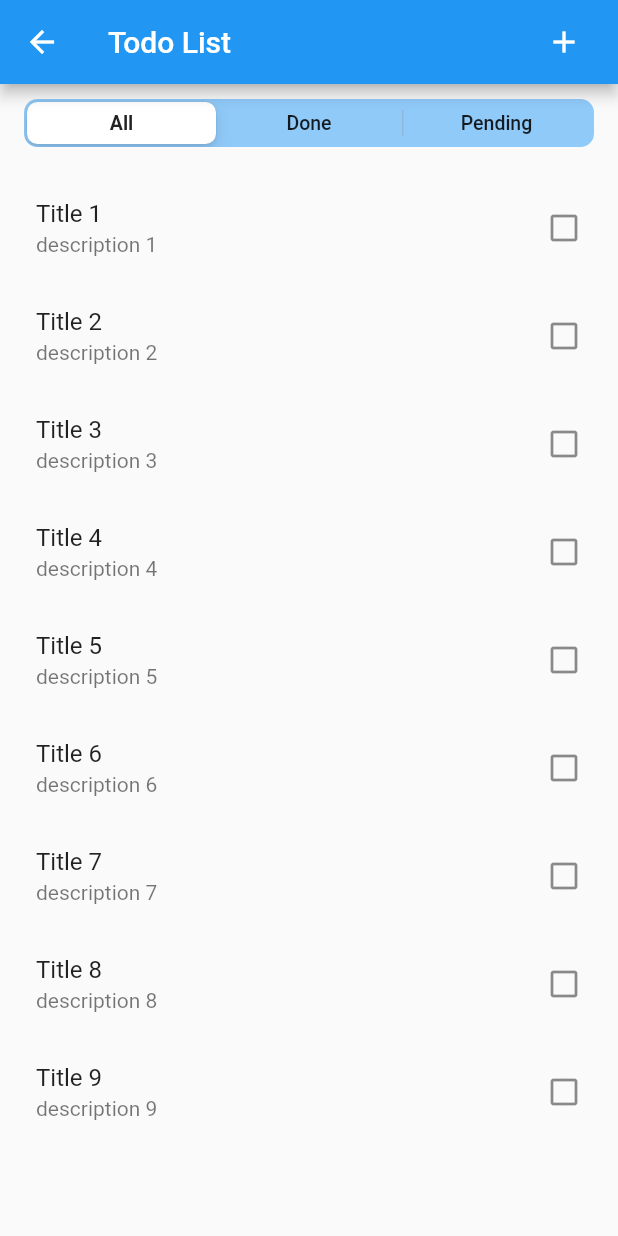
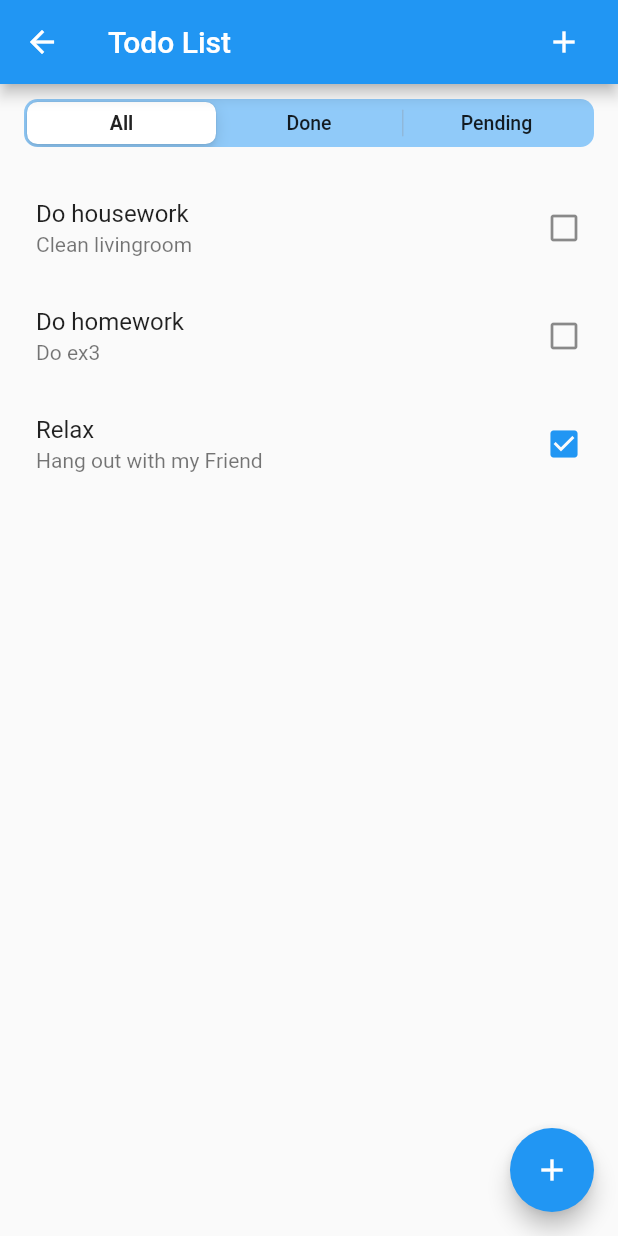
Before and after one commit to NguyenTanPhucK11/flutter-200lab, a Flutter app: the screen it shows after launch, after a tap on "Ex3", on a phone screen of 412 x 824 dp. Run offline on Flutter 3.47's test engine with Material 2 defaults, Android fonts, the phone set to English and light mode, and no system bars.

Commit message:
Day2-ex3 : add new Todo

```diff
--- a/lib/main.dart
+++ b/lib/main.dart
@@ -1,5 +1,7 @@
 import 'package:demo/screens/exercise_screen.dart';
 import 'package:flutter/material.dart';
+import 'package:provider/provider.dart';
+import './providers/todos.dart';
 
 void main() {
   runApp(MyApp());
@@ -9,106 +11,19 @@ class MyApp extends StatelessWidget {
   // This widget is the root of your application.
   @override
   Widget build(BuildContext context) {
-    return MaterialApp(
-      title: 'Flutter Demo',
-      theme: ThemeData(
-        // This is the theme of your application.
-        //
-        // Try running your application with "flutter run". You'll see the
-        // application has a blue toolbar. Then, without quitting the app, try
-        // changing the primarySwatch below to Colors.green and then invorke
-        // "hot reload" (press "r" in the console where you ran "flutter run",
-        // or simply save your changes to "hot reload" in a Flutter IDE).
-        // Notice that the counter didn't reset back to zero; the application
-        // is not restarted.
-        primarySwatch: Colors.blue,
+    return MultiProvider(
+      providers: [
+        ChangeNotifierProvider.value(
+          value: Todos(),
+        ),
+      ],
+      child: MaterialApp(
+        title: 'Flutter Demo',
+        theme: ThemeData(
+          primarySwatch: Colors.blue,
+        ),
+        home: Exercise(),
       ),
-      home: Exercise(),
     );
   }
 }
-
-class MyHomePage extends StatefulWidget {
-  MyHomePage({Key key, this.title}) : super(key: key);
-
-  // This widget is the home page of your application. It is stateful, meaning
-  // that it has a State object (defined below) that contains fields that affect
-  // how it looks.
-
-  // This class is the configuration for the state. It holds the values (in this
-  // case the title) provided by the parent (in this case the App widget) and
-  // used by the build method of the State. Fields in a Widget subclass are
-  // always marked "final".
-
-  final String title;
-
-  @override
-  _MyHomePageState createState() => _MyHomePageState();
-}
-
-class _MyHomePageState extends State<MyHomePage> {
-  int _counter = 0;
-
-  void _incrementCounter() {
-    setState(() {
-      // This call to setState tells the Flutter framework that something has
-      // changed in this State, which causes it to rerun the build method below
-      // so that the display can reflect the updated values. If we changed
-      // _counter without calling setState(), then the build method would not be
-      // called again, and so nothing would appear to happen.
-      _counter++;
-    });
-  }
-
-  @override
-  Widget build(BuildContext context) {
-    // This method is rerun every time setState is called, for instance as done
-    // by the _incrementCounter method above.
-    //
-    // The Flutter framework has been optimized to make rerunning build methods
-    // fast, so that you can just rebuild anything that needs updating rather
-    // than having to individually change instances of widgets.
-    return Scaffold(
-      appBar: AppBar(
-        // Here we take the value from the MyHomePage object that was created by
-        // the App.build method, and use it to set our appbar title.
-        title: Text(widget.title),
-      ),
-      body: Center(
-        // Center is a layout widget. It takes a single child and positions it
-        // in the middle of the parent.
-        child: Column(
-          // Column is also a layout widget. It takes a list of children and
-          // arranges them vertically. By default, it sizes itself to fit its
-          // children horizontally, and tries to be as tall as its parent.
-          //
-          // Invoke "debug painting" (press "p" in the console, choose the
-          // "Toggle Debug Paint" action from the Flutter Inspector in Android
-          // Studio, or the "Toggle Debug Paint" command in Visual Studio Code)
-          // to see the wireframe for each widget.
-          //
-          // Column has various properties to control how it sizes itself and
-          // how it positions its children. Here we use mainAxisAlignment to
-          // center the children vertically; the main axis here is the vertical
-          // axis because Columns are vertical (the cross axis would be
-          // horizontal).
-          mainAxisAlignment: MainAxisAlignment.center,
-          children: <Widget>[
-            Text(
-              'You have pushed the button this many times:',
-            ),
-            Text(
-              '$_counter',
-              style: Theme.of(context).textTheme.headline4,
-            ),
-          ],
-        ),
-      ),
-      floatingActionButton: FloatingActionButton(
-        onPressed: _incrementCounter,
-        tooltip: 'Increment',
-        child: Icon(Icons.add),
-      ), // This trailing comma makes auto-formatting nicer for build methods.
-    );
-  }
-}
--- a/lib/providers/todo.dart
+++ b/lib/providers/todo.dart
@@ -4,12 +4,14 @@ class Todo {
   final String desc;
   final String title;
   final String date;
-  final int id;
+  final String id;
+  final bool isDone;
 
   Todo({
     @required this.desc,
     @required this.title,
     @required this.date,
     @required this.id,
+    @required this.isDone,
   });
 }
--- a/lib/providers/todos.dart
+++ b/lib/providers/todos.dart
@@ -4,27 +4,58 @@ import './todo.dart';
 
 class Todos with ChangeNotifier {
   List<Todo> _todos = [
-    Todo(desc: null, title: null, date: null, id: null),
-    Todo(desc: null, title: null, date: null, id: null),
-    Todo(desc: null, title: null, date: null, id: null),
+    Todo(
+        desc: 'Clean livingroom',
+        title: 'Do housework',
+        date: '123',
+        id: '0',
+        isDone: false),
+    Todo(
+        desc: 'Do ex3',
+        title: 'Do homework',
+        date: '123',
+        id: '1',
+        isDone: false),
+    Todo(
+        desc: 'Hang out with my Friend',
+        title: 'Relax',
+        date: '123',
+        id: '2',
+        isDone: true),
   ];
 
   List<Todo> get todos {
     return [..._todos];
   }
 
-  Todo findByIdTodo(int id) {
+  Todo findByIdTodo(String id) {
     return _todos.firstWhere((todos) => todos.id == id);
   }
 
   void addTodo(Todo todo) {
     final newTodo = Todo(
-      id: _todos.length,
+      id: _todos.length.toString(),
       desc: todo.desc,
       title: todo.title,
       date: todo.date,
+      isDone: todo.isDone,
     );
     _todos.add(newTodo);
     notifyListeners();
   }
+
+  void updateTodo(String id, Todo newTodo) {
+    final todoId = _todos.indexWhere((todos) => todos.id == id);
+    if (todoId >= 0) {
+      _todos[todoId] = newTodo;
+      notifyListeners();
+    } else {
+      print('can\'t find');
+    }
+  }
+
+  void removeTodo(String id) {
+    _todos.removeWhere((todos) => todos.id == id);
+    notifyListeners();
+  }
 }
--- a/lib/screens/Day2/ex3_screen.dart
+++ b/lib/screens/Day2/ex3_screen.dart
@@ -1,6 +1,10 @@
+import 'package:demo/providers/todo.dart';
+import 'package:demo/providers/todos.dart';
+import 'package:demo/screens/Day2/add_todo_screen.dart';
 import 'package:demo/widgets/todolist-widget.dart';
 import 'package:flutter/cupertino.dart';
 import 'package:flutter/material.dart';
+import 'package:provider/provider.dart';
 
 class TodoList extends StatefulWidget {
   @override
@@ -13,7 +17,21 @@ class _TodoListState extends State<TodoList> {
   Widget build(BuildContext context) {
     return Scaffold(
       appBar: _buildAppBar(),
-      body: Column(
+      body: _buildBody(),
+      floatingActionButton: FloatingActionButton(
+        onPressed: () {
+          Navigator.push(
+            context,
+            MaterialPageRoute(builder: (context) => AddTodo()),
+          );
+        },
+        child: Icon(Icons.add),
+      ),
+    );
+  }
+
+  Widget _buildBody() {
+    return Column(
       children: [
         Container(
           padding: const EdgeInsets.all(10),
@@ -41,11 +59,12 @@ class _TodoListState extends State<TodoList> {
           ),
         ),
       ],
-      ),
     );
   }
 
   Widget _buildAppBar() {
+    final _lengthTodos =
+        Provider.of<Todos>(context, listen: false).todos.length.toString();
     return AppBar(
       title: Text('Todo List'),
       actions: [
@@ -54,7 +73,14 @@ class _TodoListState extends State<TodoList> {
           child: IconButton(
             icon: Icon(Icons.add),
             onPressed: () {
-              setState(() {});
+              setState(() {
+                Provider.of<Todos>(context, listen: false).addTodo(Todo(
+                    desc: _lengthTodos,
+                    title: _lengthTodos,
+                    date: _lengthTodos,
+                    id: _lengthTodos.toString(),
+                    isDone: true));
+              });
             },
           ),
         ),
--- a/lib/widgets/todolist-widget.dart
+++ b/lib/widgets/todolist-widget.dart
@@ -1,4 +1,7 @@
+import 'package:demo/providers/todo.dart';
+import 'package:demo/providers/todos.dart';
 import 'package:flutter/material.dart';
+import 'package:provider/provider.dart';
 
 class TodoListView extends StatefulWidget {
   @override
@@ -8,54 +11,57 @@ class TodoListView extends StatefulWidget {
 }
 
 class _TodoListViewState extends State<TodoListView> {
-  final _items = List<String>.generate(9, (index) => '${index + 1}');
-  final _listCheckDone = List<bool>.generate(9, (index) => false);
-
   @override
   Widget build(BuildContext context) {
+    final _todos = Provider.of<Todos>(context, listen: false).todos;
     return ListView.builder(
       padding: const EdgeInsets.all(8),
-      itemCount: _items.length,
+      itemCount: _todos.length,
       itemBuilder: (BuildContext context, int index) {
-        final _item = _items[index];
+        final _item = _todos[index];
         return widget.filter == 0
-            ? dismissible(_item, index)
+            ? listTileTodo(_todos, index)
             : (widget.filter == 1
-                ? (_listCheckDone[index]
-                    ? dismissible(_item, index)
-                    : Container())
-                : !_listCheckDone[index]
-                    ? dismissible(_item, index)
+                ? (_item.isDone ? listTileTodo(_todos, index) : Container())
+                : !_item.isDone
+                    ? listTileTodo(_todos, index)
                     : Container());
       },
     );
   }
 
-  Widget dismissible(_item, index) {
+  Widget listTileTodo(_todos, index) {
     return Dismissible(
-      key: Key(_item),
+      key: Key(_todos[index].id),
       onDismissed: (direction) {
         setState(() {
-          _items.removeAt(index);
-          _listCheckDone.removeAt(index);
+          Provider.of<Todos>(context, listen: false)
+              .removeTodo(_todos[index].id);
         });
+        Scaffold.of(context).showSnackBar(
+            SnackBar(content: Text("Deleted todo ${_todos[index].title}")));
       },
-      background: Container(
-        color: Colors.red,
-        child: Icon(Icons.delete),
-      ),
+      background: Container(color: Colors.red),
       child: ListTile(
         trailing: Icon(
-          _listCheckDone[index]
+          _todos[index].isDone
               ? Icons.check_box
               : Icons.check_box_outline_blank,
-          color: _listCheckDone[index] ? Colors.blue : null,
+          color: _todos[index].isDone ? Colors.blue : null,
         ),
-        title: Text('Title $_item'),
-        subtitle: Text('description $_item'),
+        title: Text('${_todos[index].title}'),
+        subtitle: Text('${_todos[index].desc}'),
         onTap: () {
           setState(() {
-            _listCheckDone[index] = !_listCheckDone[index];
+            Provider.of<Todos>(context, listen: false).updateTodo(
+                _todos[index].id,
+                Todo(
+                  id: _todos[index].id,
+                  desc: _todos[index].desc,
+                  title: _todos[index].title,
+                  date: _todos[index].date,
+                  isDone: !_todos[index].isDone,
+                ));
           });
         },
       ),
--- a/pubspec.yaml
+++ b/pubspec.yaml
@@ -23,6 +23,7 @@ environment:
 dependencies:
   flutter:
     sdk: flutter
+  provider: ^4.3.2+2
 
 
   # The following adds the Cupertino Icons font to your application.
```
Also changed, not shown: lib/screens/Day2/add_todo_screen.dart (added, +76 -0 lines). Lines whose indentation alone changed are shown as unchanged.
